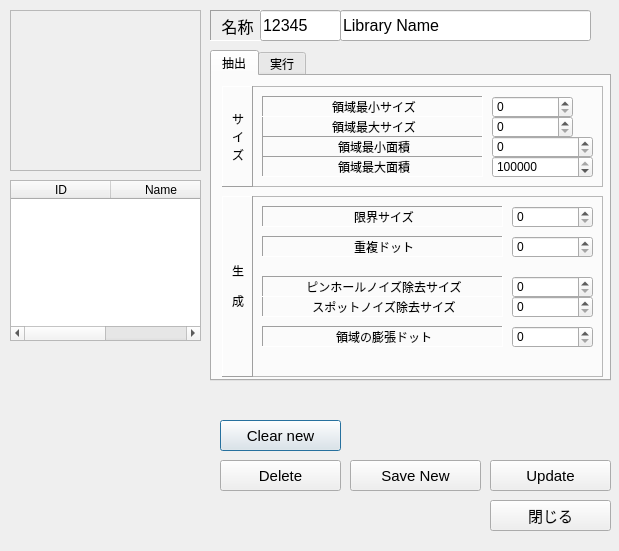
First picture: the form in GUI/PropertyAlignmentBlock/EditAlignmentBlockLibraryDialog.ui, repository OpenAA-Project/OpenAA-Inspection, before the edit.
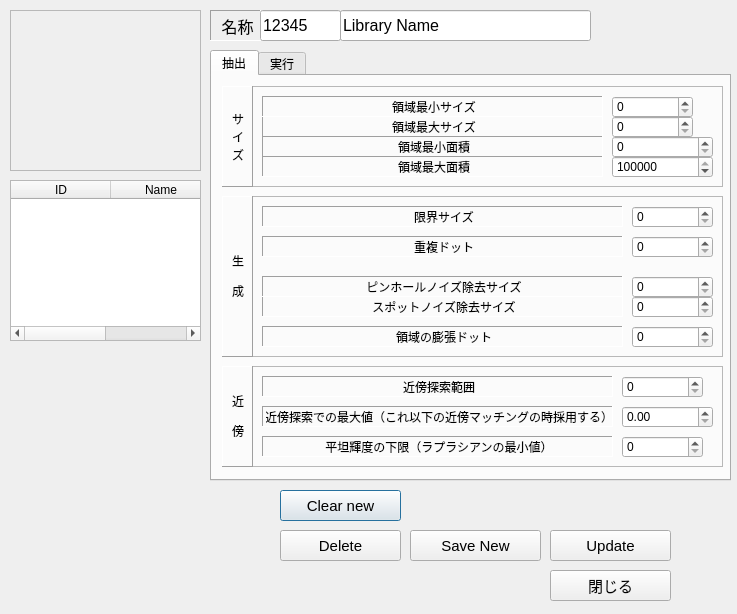
Second picture: the form after the edit. The open tabs and pages were chosen to show the change. Icons and pictures are not drawn.

```diff
--- a/GUI/PropertyAlignmentBlock/EditAlignmentBlockLibraryDialog.ui
+++ b/GUI/PropertyAlignmentBlock/EditAlignmentBlockLibraryDialog.ui
@@ -6,8 +6,8 @@
    <rect>
     <x>0</x>
     <y>0</y>
-    <width>619</width>
-    <height>551</height>
+    <width>737</width>
+    <height>614</height>
    </rect>
   </property>
   <property name="windowTitle">
@@ -16,8 +16,8 @@
   <widget class="QPushButton" name="ButtonLibNew">
    <property name="geometry">
     <rect>
-     <x>220</x>
-     <y>420</y>
+     <x>280</x>
+     <y>490</y>
      <width>121</width>
      <height>31</height>
     </rect>
@@ -38,8 +38,8 @@
   <widget class="QPushButton" name="pushButtonClose">
    <property name="geometry">
     <rect>
-     <x>490</x>
-     <y>500</y>
+     <x>550</x>
+     <y>570</y>
      <width>121</width>
      <height>31</height>
     </rect>
@@ -115,8 +115,8 @@
     <rect>
      <x>210</x>
      <y>50</y>
-     <width>401</width>
-     <height>331</height>
+     <width>521</width>
+     <height>431</height>
     </rect>
    </property>
    <property name="currentIndex">
@@ -131,7 +131,7 @@
       <rect>
        <x>10</x>
        <y>10</y>
-       <width>381</width>
+       <width>501</width>
        <height>101</height>
       </rect>
      </property>
@@ -144,7 +144,7 @@
      <widget class="QSpinBox" name="EditMinAreaSize">
       <property name="geometry">
        <rect>
-        <x>270</x>
+        <x>390</x>
         <y>10</y>
         <width>81</width>
         <height>22</height>
@@ -159,7 +159,7 @@
        <rect>
         <x>40</x>
         <y>30</y>
-        <width>221</width>
+        <width>341</width>
         <height>21</height>
        </rect>
       </property>
@@ -179,7 +179,7 @@
      <widget class="QSpinBox" name="EditMaxAreaSize">
       <property name="geometry">
        <rect>
-        <x>270</x>
+        <x>390</x>
         <y>30</y>
         <width>81</width>
         <height>22</height>
@@ -194,7 +194,7 @@
        <rect>
         <x>40</x>
         <y>10</y>
-        <width>221</width>
+        <width>341</width>
         <height>21</height>
        </rect>
       </property>
@@ -214,7 +214,7 @@
      <widget class="QSpinBox" name="EditMinAreaDots">
       <property name="geometry">
        <rect>
-        <x>270</x>
+        <x>390</x>
         <y>50</y>
         <width>101</width>
         <height>22</height>
@@ -229,7 +229,7 @@
        <rect>
         <x>40</x>
         <y>50</y>
-        <width>221</width>
+        <width>341</width>
         <height>21</height>
        </rect>
       </property>
@@ -249,7 +249,7 @@
      <widget class="QSpinBox" name="EditMaxAreaDots">
       <property name="geometry">
        <rect>
-        <x>270</x>
+        <x>390</x>
         <y>70</y>
         <width>101</width>
         <height>22</height>
@@ -270,7 +270,7 @@
        <rect>
         <x>40</x>
         <y>70</y>
-        <width>221</width>
+        <width>341</width>
         <height>21</height>
        </rect>
       </property>
@@ -320,8 +320,8 @@
       <rect>
        <x>10</x>
        <y>120</y>
-       <width>381</width>
-       <height>181</height>
+       <width>501</width>
+       <height>161</height>
       </rect>
      </property>
      <property name="frameShape">
@@ -333,7 +333,7 @@
      <widget class="QSpinBox" name="EditNoisePinholeSize">
       <property name="geometry">
        <rect>
-        <x>290</x>
+        <x>410</x>
         <y>80</y>
         <width>81</width>
         <height>22</height>
@@ -348,7 +348,7 @@
        <rect>
         <x>40</x>
         <y>100</y>
-        <width>241</width>
+        <width>361</width>
         <height>21</height>
        </rect>
       </property>
@@ -368,7 +368,7 @@
      <widget class="QSpinBox" name="EditNoiseIslandSize">
       <property name="geometry">
        <rect>
-        <x>290</x>
+        <x>410</x>
         <y>100</y>
         <width>81</width>
         <height>22</height>
@@ -383,7 +383,7 @@
        <rect>
         <x>40</x>
         <y>80</y>
-        <width>241</width>
+        <width>361</width>
         <height>21</height>
        </rect>
       </property>
@@ -406,7 +406,7 @@
         <x>0</x>
         <y>0</y>
         <width>31</width>
-        <height>181</height>
+        <height>161</height>
        </rect>
       </property>
       <property name="frameShape">
@@ -430,7 +430,7 @@
        <rect>
         <x>40</x>
         <y>10</y>
-        <width>241</width>
+        <width>361</width>
         <height>21</height>
        </rect>
       </property>
@@ -450,7 +450,7 @@
      <widget class="QSpinBox" name="EditLimitSize">
       <property name="geometry">
        <rect>
-        <x>290</x>
+        <x>410</x>
         <y>10</y>
         <width>81</width>
         <height>22</height>
@@ -465,7 +465,7 @@
        <rect>
         <x>40</x>
         <y>40</y>
-        <width>241</width>
+        <width>361</width>
         <height>21</height>
        </rect>
       </property>
@@ -485,7 +485,7 @@
      <widget class="QSpinBox" name="EditOverlapDot">
       <property name="geometry">
        <rect>
-        <x>290</x>
+        <x>410</x>
         <y>40</y>
         <width>81</width>
         <height>22</height>
@@ -500,7 +500,7 @@
        <rect>
         <x>40</x>
         <y>130</y>
-        <width>241</width>
+        <width>361</width>
         <height>21</height>
        </rect>
       </property>
@@ -520,7 +520,7 @@
      <widget class="QSpinBox" name="EditExpandArea">
       <property name="geometry">
        <rect>
-        <x>290</x>
+        <x>410</x>
         <y>130</y>
         <width>81</width>
         <height>22</height>
@@ -531,6 +531,149 @@
       </property>
      </widget>
     </widget>
+    <widget class="QFrame" name="frame_16">
+     <property name="geometry">
+      <rect>
+       <x>10</x>
+       <y>290</y>
+       <width>501</width>
+       <height>101</height>
+      </rect>
+     </property>
+     <property name="frameShape">
+      <enum>QFrame::Shape::StyledPanel</enum>
+     </property>
+     <property name="frameShadow">
+      <enum>QFrame::Shadow::Sunken</enum>
+     </property>
+     <widget class="QLabel" name="label_66">
+      <property name="geometry">
+       <rect>
+        <x>0</x>
+        <y>0</y>
+        <width>31</width>
+        <height>101</height>
+       </rect>
+      </property>
+      <property name="frameShape">
+       <enum>QFrame::Shape::Panel</enum>
+      </property>
+      <property name="frameShadow">
+       <enum>QFrame::Shadow::Raised</enum>
+      </property>
+      <property name="text">
+       <string>&lt;html&gt;&lt;head/&gt;&lt;body&gt;&lt;p&gt;近&lt;/p&gt;&lt;p&gt;傍&lt;/p&gt;&lt;/body&gt;&lt;/html&gt;</string>
+      </property>
+      <property name="alignment">
+       <set>Qt::AlignmentFlag::AlignCenter|Qt::AlignmentFlag::AlignHCenter|Qt::AlignmentFlag::AlignLeading|Qt::AlignmentFlag::AlignLeft|Qt::AlignmentFlag::AlignVCenter</set>
+      </property>
+      <property name="indent">
+       <number>1</number>
+      </property>
+     </widget>
+     <widget class="QLabel" name="label_67">
+      <property name="geometry">
+       <rect>
+        <x>40</x>
+        <y>10</y>
+        <width>351</width>
+        <height>21</height>
+       </rect>
+      </property>
+      <property name="frameShape">
+       <enum>QFrame::Shape::Panel</enum>
+      </property>
+      <property name="frameShadow">
+       <enum>QFrame::Shadow::Sunken</enum>
+      </property>
+      <property name="text">
+       <string>近傍探索範囲</string>
+      </property>
+      <property name="alignment">
+       <set>Qt::AlignmentFlag::AlignCenter|Qt::AlignmentFlag::AlignHCenter|Qt::AlignmentFlag::AlignLeading|Qt::AlignmentFlag::AlignLeft|Qt::AlignmentFlag::AlignVCenter</set>
+      </property>
+     </widget>
+     <widget class="QSpinBox" name="EditNeighborArea">
+      <property name="geometry">
+       <rect>
+        <x>400</x>
+        <y>10</y>
+        <width>81</width>
+        <height>22</height>
+       </rect>
+      </property>
+      <property name="maximum">
+       <number>1000000</number>
+      </property>
+     </widget>
+     <widget class="QLabel" name="label_68">
+      <property name="geometry">
+       <rect>
+        <x>40</x>
+        <y>40</y>
+        <width>351</width>
+        <height>21</height>
+       </rect>
+      </property>
+      <property name="frameShape">
+       <enum>QFrame::Shape::Panel</enum>
+      </property>
+      <property name="frameShadow">
+       <enum>QFrame::Shadow::Sunken</enum>
+      </property>
+      <property name="text">
+       <string>近傍探索での最大値（これ以下の近傍マッチングの時採用する）</string>
+      </property>
+      <property name="alignment">
+       <set>Qt::AlignmentFlag::AlignCenter|Qt::AlignmentFlag::AlignHCenter|Qt::AlignmentFlag::AlignLeading|Qt::AlignmentFlag::AlignLeft|Qt::AlignmentFlag::AlignVCenter</set>
+      </property>
+     </widget>
+     <widget class="QDoubleSpinBox" name="EditNeighborMatchingRate">
+      <property name="geometry">
+       <rect>
+        <x>400</x>
+        <y>40</y>
+        <width>91</width>
+        <height>22</height>
+       </rect>
+      </property>
+     </widget>
+     <widget class="QLabel" name="label_69">
+      <property name="geometry">
+       <rect>
+        <x>40</x>
+        <y>70</y>
+        <width>351</width>
+        <height>21</height>
+       </rect>
+      </property>
+      <property name="frameShape">
+       <enum>QFrame::Shape::Panel</enum>
+      </property>
+      <property name="frameShadow">
+       <enum>QFrame::Shadow::Sunken</enum>
+      </property>
+      <property name="text">
+       <string>平坦輝度の下限（ラプラシアンの最小値）</string>
+      </property>
+      <property name="alignment">
+       <set>Qt::AlignmentFlag::AlignCenter|Qt::AlignmentFlag::AlignHCenter|Qt::AlignmentFlag::AlignLeading|Qt::AlignmentFlag::AlignLeft|Qt::AlignmentFlag::AlignVCenter</set>
+      </property>
+     </widget>
+     <widget class="QSpinBox" name="EditFlatnessLimit">
+      <property name="geometry">
+       <rect>
+        <x>400</x>
+        <y>70</y>
+        <width>81</width>
+        <height>22</height>
+       </rect>
+      </property>
+      <property name="maximum">
+       <number>1000000</number>
+      </property>
+     </widget>
+    </widget>
    </widget>
    <widget class="QWidget" name="tab_2">
     <attribute name="title">
@@ -701,8 +844,8 @@
   <widget class="QPushButton" name="ButtonLibSaveNew">
    <property name="geometry">
     <rect>
-     <x>350</x>
-     <y>460</y>
+     <x>410</x>
+     <y>530</y>
      <width>131</width>
      <height>31</height>
     </rect>
@@ -723,8 +866,8 @@
   <widget class="QPushButton" name="ButtonLibSave">
    <property name="geometry">
     <rect>
-     <x>490</x>
-     <y>460</y>
+     <x>550</x>
+     <y>530</y>
      <width>121</width>
      <height>31</height>
     </rect>
@@ -745,8 +888,8 @@
   <widget class="QPushButton" name="ButtonLibDelete">
    <property name="geometry">
     <rect>
-     <x>220</x>
-     <y>460</y>
+     <x>280</x>
+     <y>530</y>
      <width>121</width>
      <height>31</height>
     </rect>
```
Left out of the diff: 132 changed lines with no effect on the pictures.
